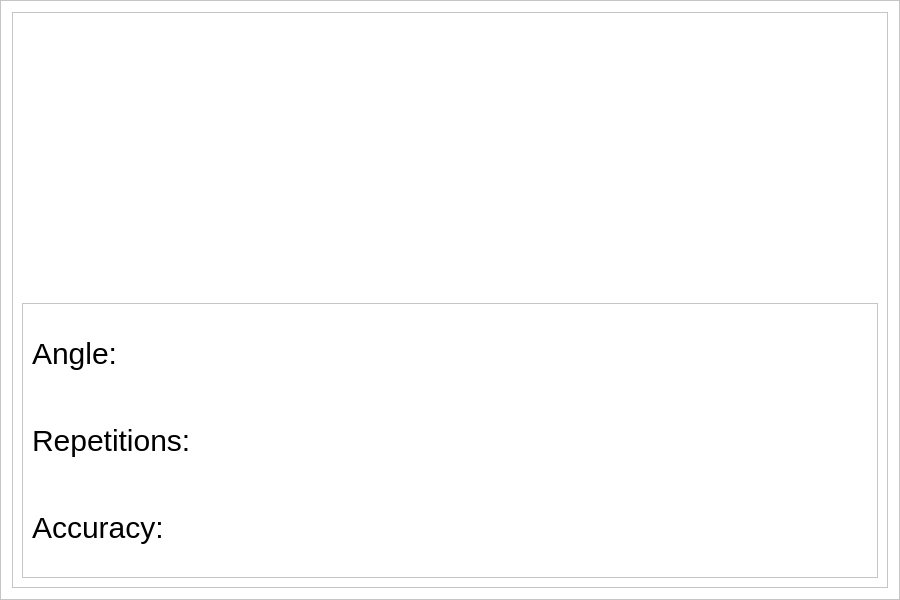
This is copyclare/views/ui/exercise.ui in MotionInput/Team14-CopyClare as Qt 5 draws it before an edit. The edited form follows.
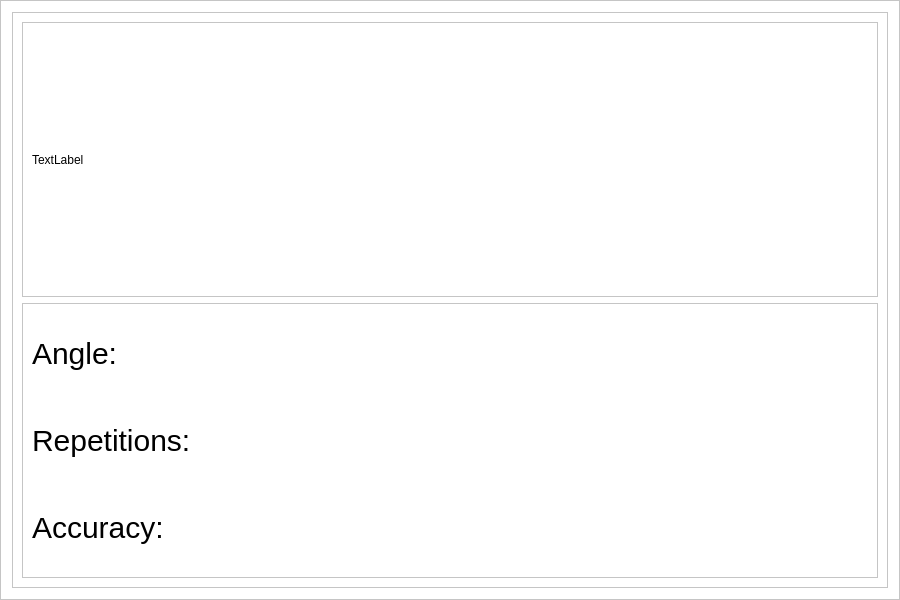
This is the edited form.

The edit to the form file:
```diff
--- a/copyclare/views/ui/exercise.ui
+++ b/copyclare/views/ui/exercise.ui
@@ -33,6 +33,22 @@
      </property>
      <layout class="QVBoxLayout" name="verticalLayout_2">
       <item>
+       <widget class="QFrame" name="frame_3">
+        <property name="frameShape">
+         <enum>QFrame::StyledPanel</enum>
+        </property>
+        <property name="frameShadow">
+         <enum>QFrame::Raised</enum>
+        </property>
+        <layout class="QHBoxLayout" name="horizontalLayout">
+         <item>
+          <widget class="QLabel" name="video_1">
+           <property name="text">
+            <string>TextLabel</string>
+           </property>
+          </widget>
+         </item>
+         <item>
        <widget class="QLabel" name="video_2">
         <property name="frameShape">
          <enum>QFrame::NoFrame</enum>
@@ -48,6 +64,9 @@
         </property>
        </widget>
       </item>
+        </layout>
+       </widget>
+      </item>
       <item>
        <widget class="QFrame" name="frame">
         <property name="styleSheet">
```
Left out of the diff: 14 changed lines with no effect on the pictures. Lines whose indentation alone changed are shown as unchanged.
